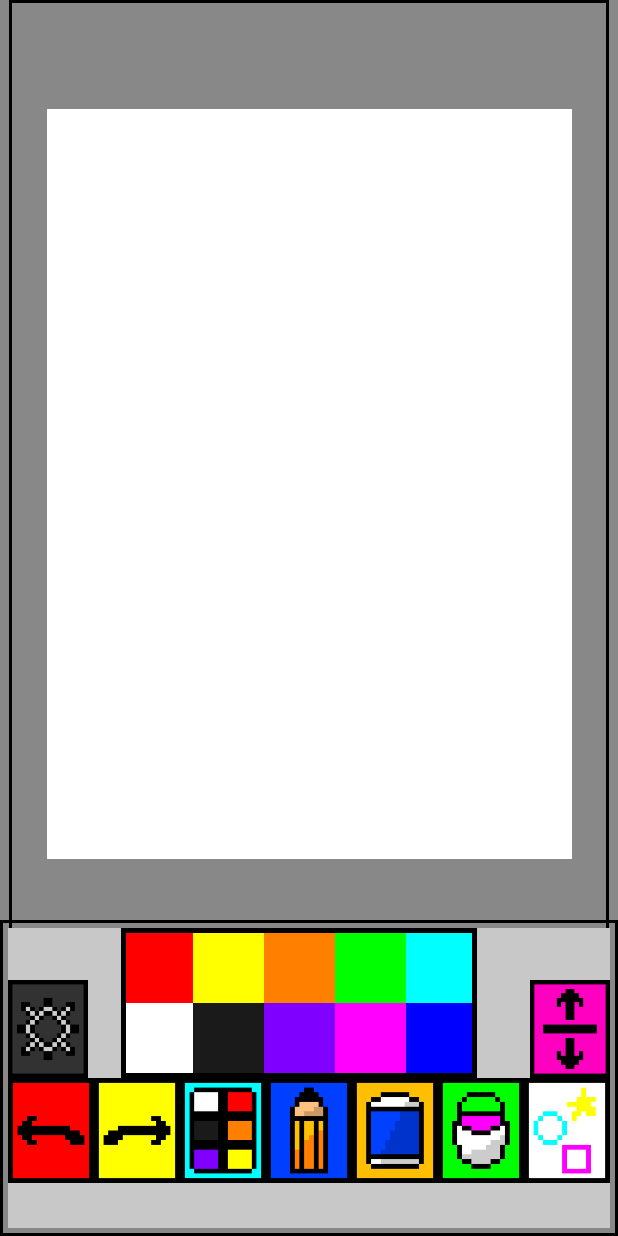
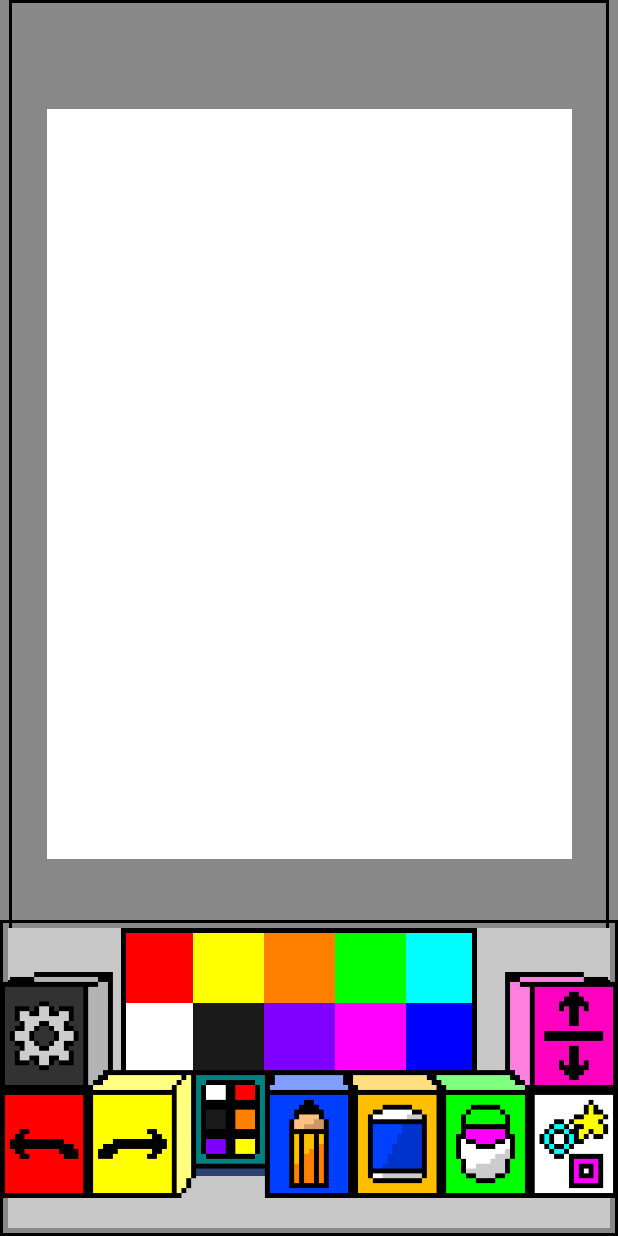
Before and after one commit to Comp350MSPaint/MS_Paint, an Android app built with Jetpack Compose: the screen it shows after launch (MainActivity), on a phone screen of 412 x 824 dp. Run offline under Robolectric (Android 15) with nearby library versions, the phone set to English and light mode, and no system bars; our stand-ins replace Room's generated code; libraries missing offline, so code that uses them is left out: androidx.room.util.

Commit message:
implemented the 3d buttons

```diff
--- a/app/src/main/java/com/example/mspaint/mainui/firstRow.kt
+++ b/app/src/main/java/com/example/mspaint/mainui/firstRow.kt
@@ -51,19 +51,19 @@ fun firstRow(
                     .size(width = 53.dp, height = 65.dp)
             ) {
                 OutlinedButton(
-                    onClick = { pencil() },
+                    onClick = { pencil(); toolbarState = 1 },
                     border = BorderStroke(2.dp, Color.Black),
                     shape = RectangleShape,
                     modifier = Modifier.size(width = 50.dp, height = 65.dp)
                 ) {
 
                 }
-                Image(
-                    painter = painterResource(R.drawable.options),
-                    contentDescription = "options",
-                    modifier = Modifier
-                        .align(Alignment.BottomEnd)
-                )
+               // Image(
+                //    painter = painterResource(R.drawable.options),
+                //    contentDescription = "options",
+                //    modifier = Modifier
+                //        .align(Alignment.BottomEnd)
+                //)
             }
         }
         Box(
--- a/app/src/main/java/com/example/mspaint/mainui/mainScreen.kt
+++ b/app/src/main/java/com/example/mspaint/mainui/mainScreen.kt
@@ -1,6 +1,7 @@
 package com.example.mspaint.mainui
 
 import androidx.compose.foundation.Canvas
+import androidx.compose.foundation.Image
 import androidx.compose.foundation.background
 import androidx.compose.foundation.border
 import androidx.compose.foundation.gestures.detectDragGestures
@@ -10,6 +11,7 @@ import androidx.compose.foundation.layout.Row
 import androidx.compose.foundation.layout.fillMaxHeight
 import androidx.compose.foundation.layout.fillMaxSize
 import androidx.compose.foundation.layout.fillMaxWidth
+import androidx.compose.foundation.layout.height
 import androidx.compose.foundation.layout.padding
 import androidx.compose.material3.MaterialTheme
 import androidx.compose.material3.Slider
@@ -31,14 +33,17 @@ import androidx.compose.ui.graphics.RectangleShape
 import androidx.compose.ui.graphics.StrokeCap
 import androidx.compose.ui.graphics.drawscope.Stroke
 import androidx.compose.ui.input.pointer.pointerInput
+import androidx.compose.ui.res.painterResource
 import androidx.compose.ui.tooling.preview.Preview
 import androidx.compose.ui.unit.dp
 import androidx.room.util.copy
+import com.example.mspaint.R
 import com.example.mspaint.canvasObjectData.PathProperties
 import com.example.mspaint.canvasObjectData.hue
 import com.example.mspaint.canvasObjectData.pencilWidth
 import com.example.mspaint.ui.theme.PureBlack
 
+var toolbarState by mutableStateOf(0)
 @Composable
 fun MainScreen() {
     // list of lines
@@ -59,6 +64,7 @@ fun MainScreen() {
     // Define a callback to toggle the slider visibility
     val onToggleSlider: (Boolean) -> Unit = { showSlider = it }
 
+    var hide: Boolean = true
     Column(
         modifier = Modifier
             .fillMaxHeight()
@@ -73,7 +79,10 @@ fun MainScreen() {
             Box(
                 modifier = Modifier
                     .border(width = 2.dp, color = PureBlack, shape = RectangleShape)
-                    .size(width = 400.dp, height = 645.dp)//The size of this box add the size of tool bar fill the whole screen,
+                    .size(
+                        width = 400.dp,
+                        height = 645.dp
+                    )//The size of this box add the size of tool bar fill the whole screen,
                     .align(Alignment.TopCenter)
                     .padding(5.dp)
             ) {
@@ -104,7 +113,7 @@ fun MainScreen() {
                                             currentPath = Path().apply {
                                                 moveTo(it.x, it.y)
                                             }
-                                            currentPathProperties = PathProperties (
+                                            currentPathProperties = PathProperties(
                                                 strokeWidth = sliderPosition,
                                                 color = hue
                                             )
@@ -159,7 +168,7 @@ fun MainScreen() {
             ) {
                 // rows
                 Column {
-                    var hide: Boolean = true
+
                     // first row
                     hide = firstRow(
                         showSlider,
@@ -210,6 +219,20 @@ fun MainScreen() {
 
         }
     }
+
+    if (!hide) {
+        Box(
+            modifier = Modifier
+                .fillMaxSize()
+                .padding(bottom = 25.dp)
+        ) {
+            ToolbarUI(
+                modifier = Modifier
+                    .align(Alignment.BottomCenter),
+                toolbarState
+            )
+        }
+    }
 }
 
 
--- a/app/src/main/java/com/example/mspaint/mainui/secondRow.kt
+++ b/app/src/main/java/com/example/mspaint/mainui/secondRow.kt
@@ -78,46 +78,53 @@ fun SecondRow(
             modifier = reusableModifier
         ) {
             Button(
-                onClick = { onToggleSlider(!showSlider)},
+                onClick = { onToggleSlider(!showSlider);
+                    if (!showSlider) {
+                        toolbarState = 2
+                    }
+                    else {
+                        toolbarState = 0
+                    }
+                          },
                 shape = RectangleShape,
                 modifier = Modifier.size(width = 80.dp, height = 65.dp)
             ) {
 
             }
-            Image(
-                painter = painterResource(R.drawable.pallet),
-                contentDescription = "pallet"
-            )
+            //Image(
+            //    painter = painterResource(R.drawable.pallet),
+            //    contentDescription = "pallet"
+           // )
         }
         Box(
             modifier = reusableModifier
         ) {
             Button(
-                onClick = { pencil() },
+                onClick = { pencil(); toolbarState= 5},
                 shape = RectangleShape,
                 modifier = Modifier.size(width = 80.dp, height = 65.dp)
             ) {
 
             }
-            Image(
-                painter = painterResource(R.drawable.pencil),
-                contentDescription = "pencil"
-            )
+          //  Image(
+          //      painter = painterResource(R.drawable.pencil),
+          //      contentDescription = "pencil"
+          //  )
         }
         Box(
             modifier = reusableModifier
         ) {
             Button(
-                onClick = { eraser() },
+                onClick = { eraser(); toolbarState = 3},
                 shape = RectangleShape,
                 modifier = Modifier.size(width = 80.dp, height = 65.dp)
             ) {
 
             }
-            Image(
-                painter = painterResource(R.drawable.eraser),
-                contentDescription = "eraser"
-            )
+            //Image(
+            //    painter = painterResource(R.drawable.eraser),
+            //    contentDescription = "eraser"
+            //)
         }
         Box(
             modifier = reusableModifier
```
Also changed, not shown: app/src/main/java/com/example/mspaint/mainui/toolbarUI.kt (added, +49 -0 lines).
